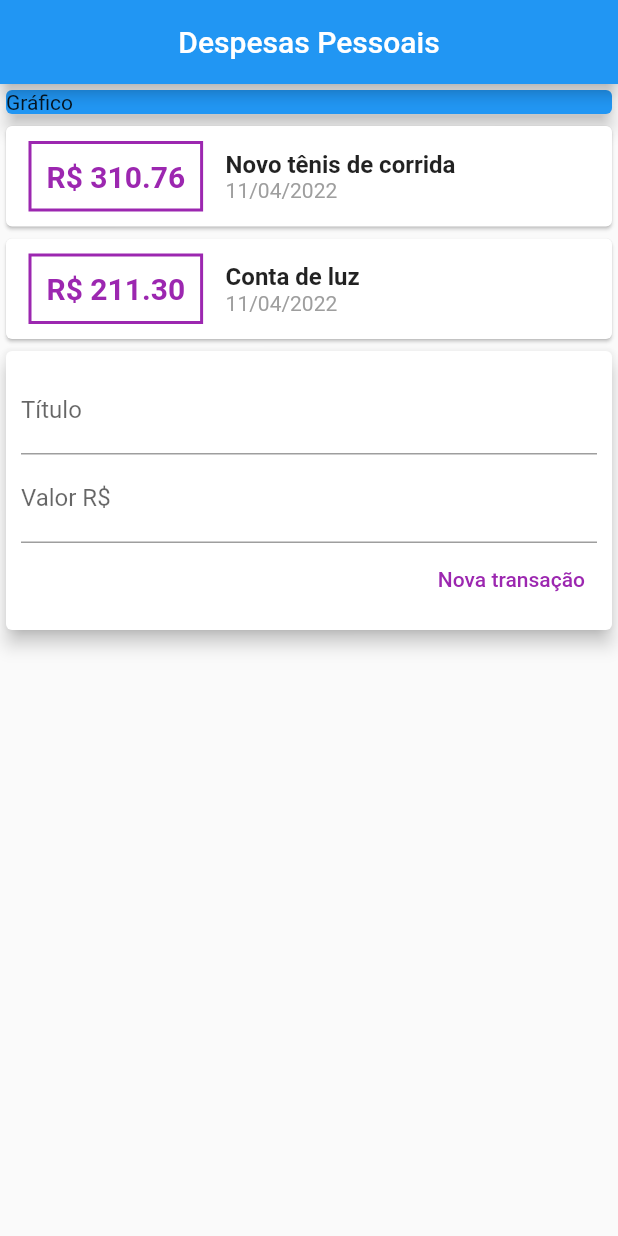
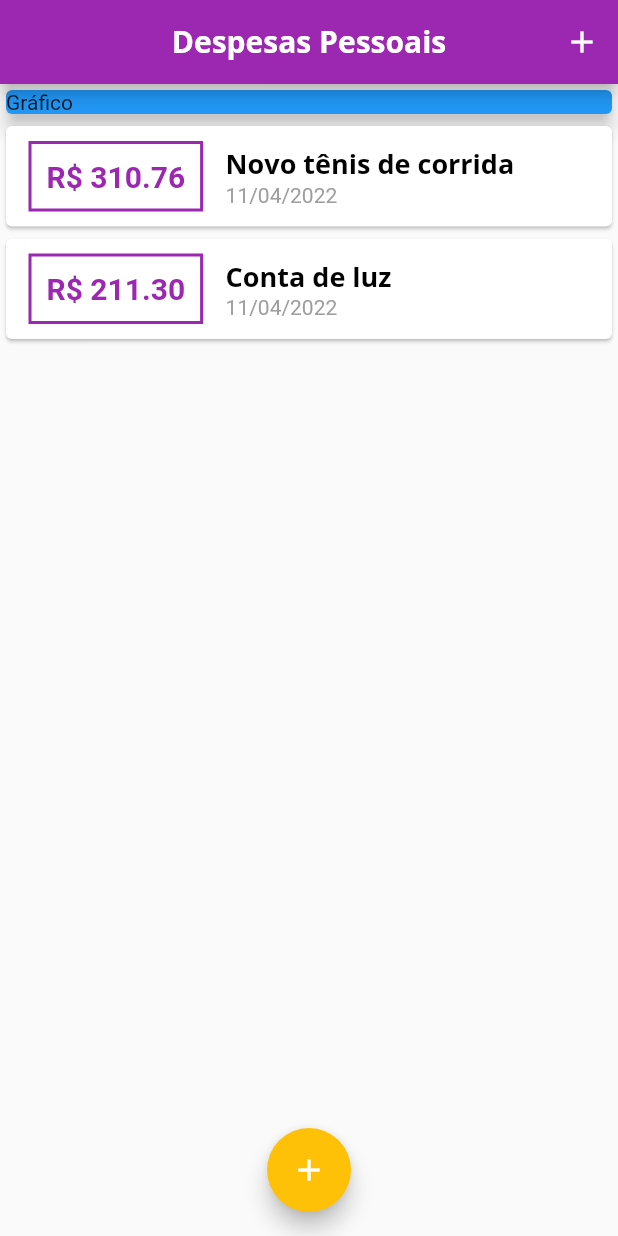
Before and after one commit to Penfore/project_expenses, a Flutter app: the screen it shows after launch, on a phone screen of 412 x 824 dp. Run offline on Flutter 3.47's test engine with Material 2 defaults, Android fonts, the phone set to English and light mode, and no system bars.

Commit message:
App themming and Scrolling funcionality
	- Using widget SingleChildScrollView to add the scrolling funcionality.
	- Replacing the main Column from the transaction_list.dart file to a ListViee.
	- Optimizing the ListView to generate the elements based on demand.
	- Fixing the keyboard issues.
	- Created the buttons to open the Modal to add new transactions.
	- Created the Modal and adding the funcionalities to create new transactions and close the Modal screen after.
	- Added theme pattern.
	- Added font assets.
	- Edited the pubspec.yaml file to declare the used fonts.
	- Applied the font and theme in the application.

```diff
--- a/lib/components/transaction_list.dart
+++ b/lib/components/transaction_list.dart
@@ -10,22 +10,29 @@ class TransactionList extends StatelessWidget {
 
   @override
   Widget build(BuildContext context) {
-    return Column(
-        children: transactions.map((transaction) {
+    return SizedBox(
+        height: 300,
+        child: ListView.builder(
+          itemCount: transactions.length,
+          itemBuilder: (itemBuilderContext, index) {
+            final transaction = transactions[index];
             return Card(
               child: Row(
                 children: [
                   Container(
-              margin: const EdgeInsets.symmetric(horizontal: 15, vertical: 10),
+                    margin: const EdgeInsets.symmetric(
+                        horizontal: 15, vertical: 10),
                     decoration: BoxDecoration(
-                  border: Border.all(color: Colors.purple, width: 2)),
+                        border: Border.all(
+                            color: Theme.of(context).colorScheme.primary,
+                            width: 2)),
                     padding: const EdgeInsets.all(10),
                     child: Text(
                       "R\$ ${transaction.value.toStringAsFixed(2)}",
-                style: const TextStyle(
+                      style: TextStyle(
                           fontWeight: FontWeight.bold,
                           fontSize: 20,
-                    color: Colors.purple),
+                          color: Theme.of(context).colorScheme.primary),
                     ),
                   ),
                   Column(
@@ -33,8 +40,7 @@ class TransactionList extends StatelessWidget {
                     children: [
                       Text(
                         transaction.title,
-                  style: const TextStyle(
-                      fontWeight: FontWeight.bold, fontSize: 16),
+                        style: Theme.of(context).textTheme.headline6,
                       ),
                       Text(
                         DateFormat('d/MM/y').format(transaction.date),
@@ -45,6 +51,7 @@ class TransactionList extends StatelessWidget {
                 ],
               ),
             );
-    }).toList());
+          },
+        ));
   }
 }
--- a/lib/components/transaction_user.dart
+++ /dev/null
@@ -1,48 +0,0 @@
-import 'dart:math';
-
-import 'package:flutter/material.dart';
-import 'package:project_expenses/components/transaction_form.dart';
-import 'package:project_expenses/components/transaction_list.dart';
-
-import '../models/transaction.dart';
-
-class TransactionUser extends StatefulWidget {
-  const TransactionUser({Key? key}) : super(key: key);
-
-  @override
-  State<TransactionUser> createState() => _TransactionUserState();
-}
-
-class _TransactionUserState extends State<TransactionUser> {
-  final _transactions = [
-    Transaction(
-        id: 't1',
-        title: 'Novo tênis de corrida',
-        value: 310.76,
-        date: DateTime.now()),
-    Transaction(
-        id: 't2', title: 'Conta de luz', value: 211.30, date: DateTime.now())
-  ];
-
-  _addTransaction(String title, double value) {
-    final newTransaction = Transaction(
-        id: Random().nextDouble().toString(),
-        title: title,
-        value: value,
-        date: DateTime.now());
-
-    setState(() {
-      _transactions.add(newTransaction);
-    });
-  }
-
-  @override
-  Widget build(BuildContext context) {
-    return Column(
-      children: [
-        TransactionList(_transactions),
-        TransactionForm(_addTransaction),
-      ],
-    );
-  }
-}
--- a/lib/main.dart
+++ b/lib/main.dart
@@ -1,30 +1,97 @@
+import 'dart:math';
+
 import 'package:flutter/material.dart';
-import 'package:project_expenses/components/transaction_user.dart';
+import 'package:project_expenses/components/transaction_form.dart';
+import 'package:project_expenses/models/transaction.dart';
+
+import 'components/transaction_list.dart';
 
 void main(List<String> args) {
-  runApp(const ExpensesApp());
+  runApp(ExpensesApp());
 }
 
 class ExpensesApp extends StatelessWidget {
-  const ExpensesApp({Key? key}) : super(key: key);
+  ExpensesApp({Key? key}) : super(key: key);
+
+  final ThemeData theme = ThemeData();
 
   @override
   Widget build(BuildContext context) {
     return MaterialApp(
-      home: MyHomePage(),
-    );
+        home: MyHomePage(),
+        theme: theme.copyWith(
+            colorScheme: theme.colorScheme.copyWith(
+              primary: Colors.purple,
+              secondary: Colors.amber,
+            ),
+            textTheme: theme.textTheme.copyWith(
+                headline6: const TextStyle(
+              fontFamily: 'OpenSans',
+              fontSize: 18,
+              fontWeight: FontWeight.bold,
+              color: Colors.black,
+            )),
+            appBarTheme: const AppBarTheme(
+                titleTextStyle: TextStyle(
+              fontFamily: 'OpenSans',
+              fontSize: 20,
+              fontWeight: FontWeight.bold,
+            ))));
   }
 }
 
-class MyHomePage extends StatelessWidget {
+class MyHomePage extends StatefulWidget {
+  @override
+  State<MyHomePage> createState() => _MyHomePageState();
+}
+
+class _MyHomePageState extends State<MyHomePage> {
+  final _transactions = [
+    Transaction(
+        id: 't1',
+        title: 'Novo tênis de corrida',
+        value: 310.76,
+        date: DateTime.now()),
+    Transaction(
+        id: 't2', title: 'Conta de luz', value: 211.30, date: DateTime.now()),
+  ];
+
+  _addTransaction(String title, double value) {
+    final newTransaction = Transaction(
+        id: Random().nextDouble().toString(),
+        title: title,
+        value: value,
+        date: DateTime.now());
+
+    setState(() {
+      _transactions.add(newTransaction);
+    });
+
+    Navigator.of(context).pop();
+  }
+
+  _openTransactionFormModal(BuildContext context) {
+    showModalBottomSheet(
+        context: context,
+        builder: (_) {
+          return TransactionForm(_addTransaction);
+        });
+  }
+
   @override
   Widget build(BuildContext context) {
     return Scaffold(
-        appBar: AppBar(
-          centerTitle: true,
-          title: const Text('Despesas Pessoais'),
-        ),
-        body: Column(
+      appBar: AppBar(
+        centerTitle: true,
+        title: const Text('Despesas Pessoais'),
+        actions: [
+          IconButton(
+              onPressed: () => _openTransactionFormModal(context),
+              icon: const Icon(Icons.add)),
+        ],
+      ),
+      body: SingleChildScrollView(
+        child: Column(
           crossAxisAlignment: CrossAxisAlignment.stretch,
           children: <Widget>[
             // ignore: sized_box_for_whitespace
@@ -35,8 +102,15 @@
                 elevation: 5,
               ),
             ),
-            const TransactionUser(),
+            TransactionList(_transactions),
           ],
-        ));
+        ),
+      ),
+      floatingActionButton: FloatingActionButton(
+        child: const Icon(Icons.add),
+        onPressed: () => _openTransactionFormModal(context),
+      ),
+      floatingActionButtonLocation: FloatingActionButtonLocation.centerFloat,
+    );
   }
 }
```
Also changed, not shown: lib/components/transaction_form.dart (+25 -8 lines), pubspec.yaml (+11 -11 lines), assets/fonts/OpenSans-Bold.ttf (added), assets/fonts/OpenSans-Regular.ttf (added), assets/fonts/Quicksand-Bold.ttf (added), assets/fonts/Quicksand-Light.ttf (added), assets/fonts/Quicksand-Medium.ttf (added), assets/fonts/Quicksand-Regular.ttf (added). Lines whose indentation alone changed are shown as unchanged.
